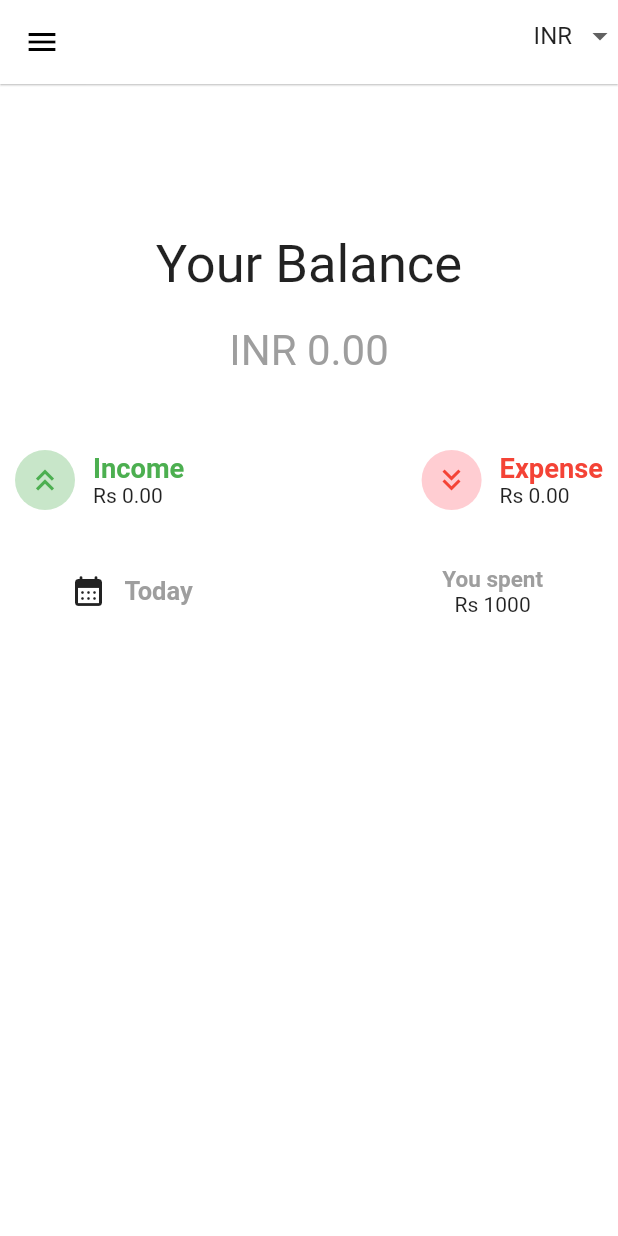
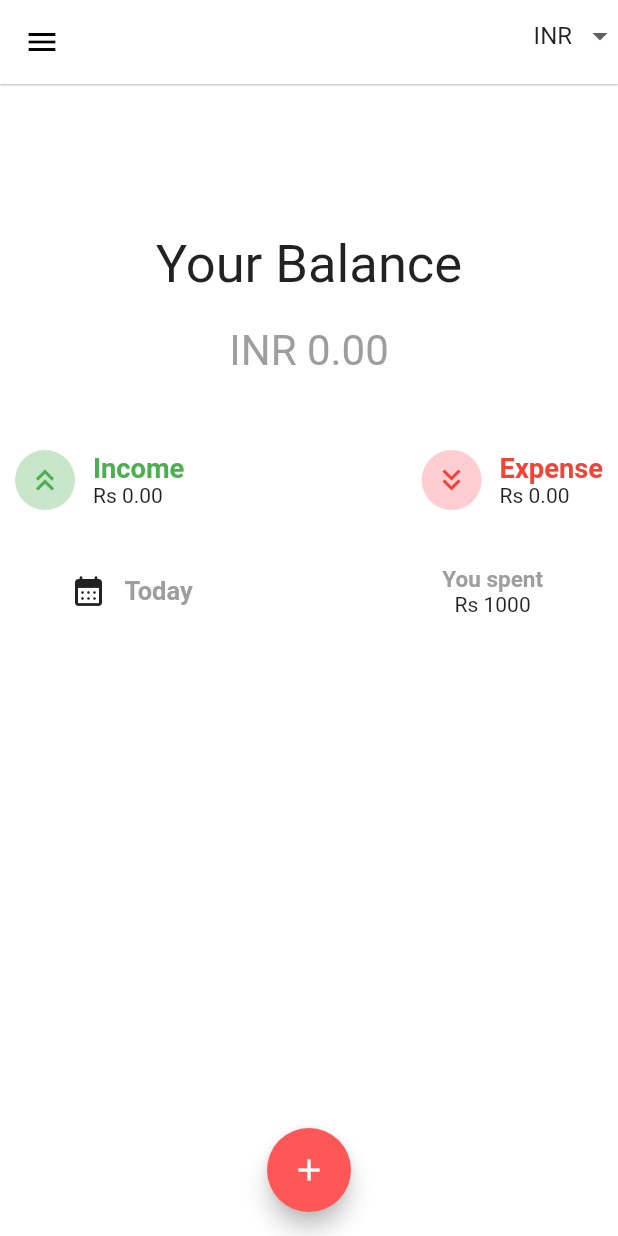
Before and after one commit to naikshrey2308/Personal-Expense-Tracker, a Flutter app: the screen it shows after launch, on a phone screen of 412 x 824 dp. Run offline on Flutter 3.47's test engine with Material 2 defaults, Android fonts, the phone set to English and light mode, and no system bars; our stand-ins replace cloud_firestore, firebase_auth, firebase_core, image_picker; accounts and stored records are empty; project files that could hold a hidden picture were left out.

Commit message:
Home page minor changes

```diff
--- a/lib/pages/home_page.dart
+++ b/lib/pages/home_page.dart
@@ -3,6 +3,7 @@
 import 'package:flutter/material.dart';
 import 'package:intl/intl.dart';
 import 'package:personal_expense_tracker/widgets/drawer.dart';
+import 'package:personal_expense_tracker/globalVars.dart' as globals;
 
 class HomePage extends StatefulWidget {
   @override
@@ -19,7 +20,7 @@ class _HomePageState extends State<HomePage> {
     'EUR',
   ];
 
-  Map<String, String> mymap = {'INR': 'Rs', 'USD': '\$'};
+  // Map<String, String> mymap = {'INR': 'Rs', 'USD': '\$'};
 
   TextEditingController dateInput = TextEditingController();
 
@@ -192,6 +193,12 @@ class _HomePageState extends State<HomePage> {
           ]),
         ),
       ),
+      floatingActionButton: FloatingActionButton(
+        onPressed: null,
+        backgroundColor: globals.primary,
+        child: Icon(Icons.add),
+      ),
+      floatingActionButtonLocation: FloatingActionButtonLocation.centerFloat,
     );
   }
 
```
